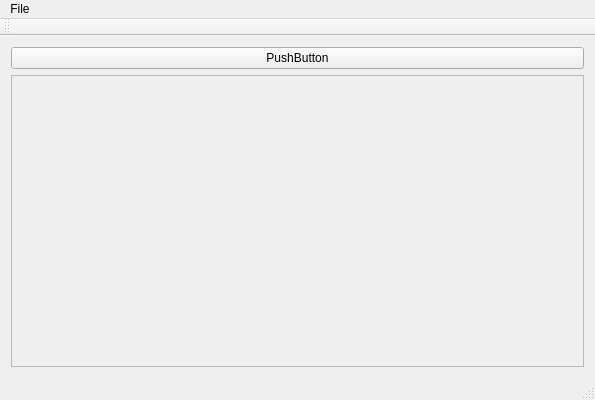
Old version of the form EntityEditor/EntityEditor.ui in the repository CreativeMetalCat/DungeonEditor.
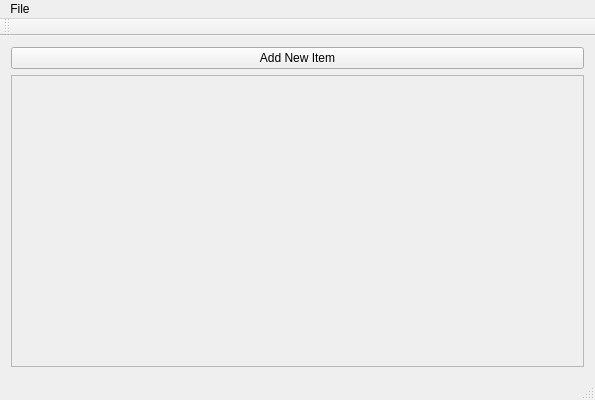
New version of the form.

The edit to the form file:
```diff
--- a/EntityEditor/EntityEditor.ui
+++ b/EntityEditor/EntityEditor.ui
@@ -24,7 +24,7 @@
     <item>
      <widget class="QPushButton" name="pushButton">
       <property name="text">
-       <string>PushButton</string>
+       <string>Add New Item</string>
       </property>
      </widget>
     </item>
```
Left out of the diff: 2 changed lines with no effect on the pictures.
